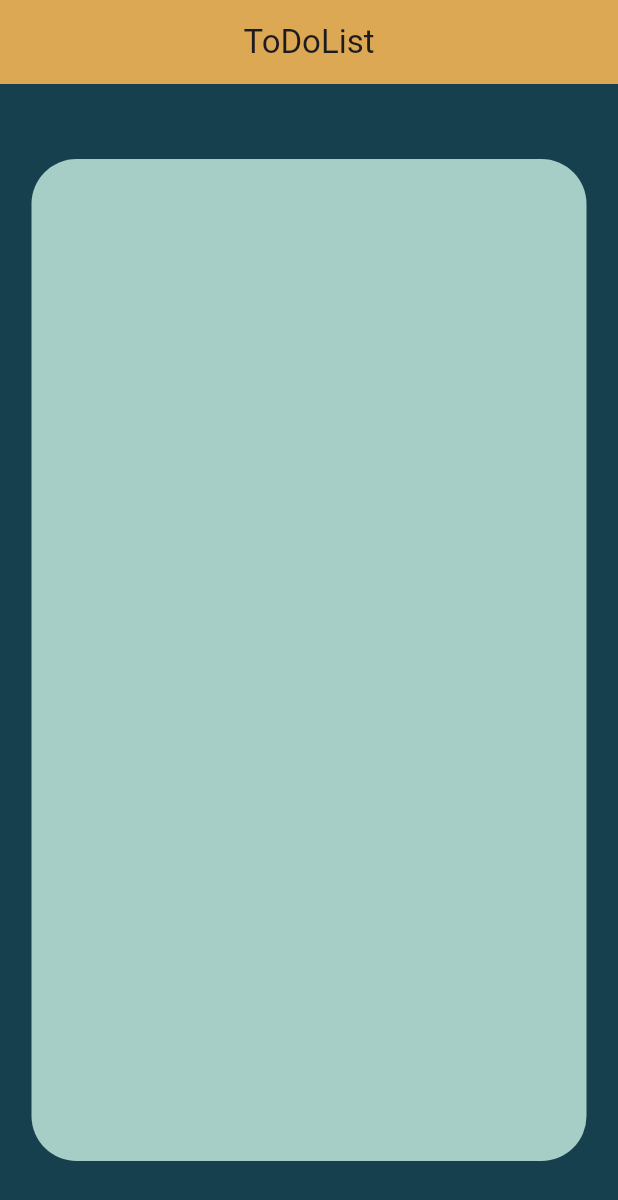
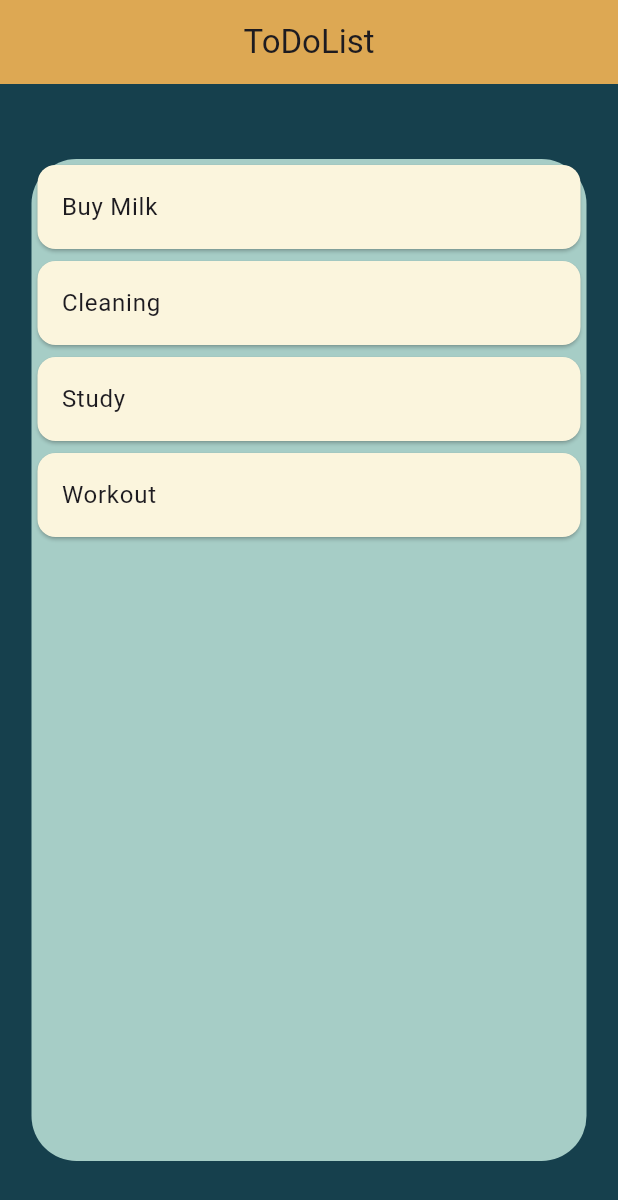
Before and after one commit to YongsakSaengsuk/flutter_todolist, a Flutter app: the screen it shows after launch, on a phone screen of 412 x 824 dp. Shown: the top 1200 px of the screen. Run offline on Flutter 3.47's test engine with Material 3 defaults, Android fonts, the phone set to English and light mode, and no system bars.

```diff
--- /dev/null
+++ b/lib/data/data.dart
@@ -0,0 +1,8 @@
+import 'package:flutter_todolist/model.dart';
+
+List<Model> todos = [
+  Model(title: "Buy Milk", isDone: false),
+  Model(title: "Cleaning", isDone: false),
+  Model(title: "Study", isDone: false),
+  Model(title: "Workout", isDone: false),
+];
--- a/lib/todolistpage.dart
+++ b/lib/todolistpage.dart
@@ -1,4 +1,5 @@
 import 'package:flutter/material.dart';
+import 'package:flutter_todolist/data/data.dart';
 
 class Todolistpage extends StatefulWidget {
   const Todolistpage({super.key});
@@ -26,10 +27,20 @@ class _TodolistpageState extends State<Todolistpage> {
                 borderRadius: BorderRadius.circular(30),
                 color: Color(0xFFA6CDC6),
               ),
-            child: ListView(
-              children: [],
-            )
+              child: ListView.builder(
+                scrollDirection: Axis.vertical,
+                itemCount: todos.length,
+                itemBuilder: (context, index) {
+                  return Card(
+                    color: Color(0xFFFBF5DD),
+                    child: ListTile(
+                      title: Text(todos[index].title),
+                      shape: RoundedRectangleBorder(
+                          borderRadius: BorderRadius.circular(20)),
                     ),
+                  );
+                },
+              )),
         ),
       ),
     );
```
Lines whose indentation alone changed are shown as unchanged.
